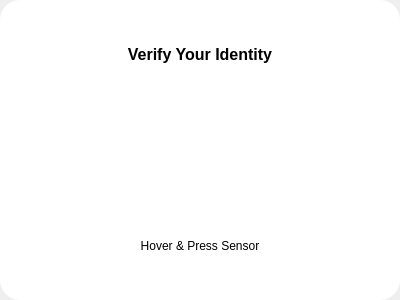
This is src/views/authenticate_views/fingerprint_view.ui in devforgely/MFA-Simulator as Qt 5 draws it before an edit. The edited form follows.
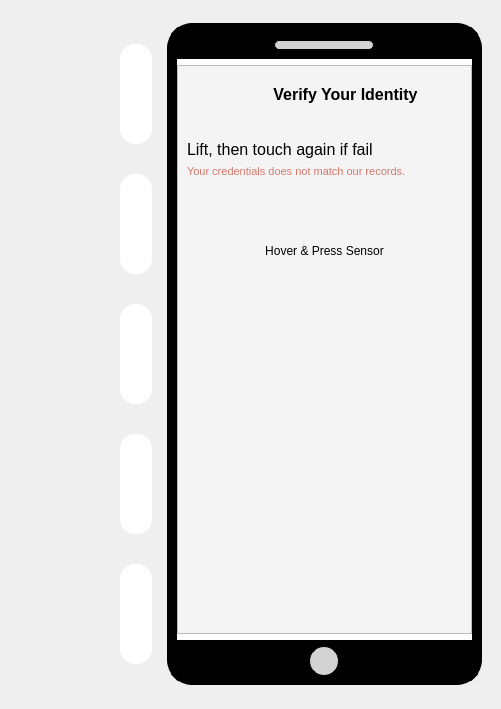
This is the edited form. Icons and pictures are not drawn. Custom widgets are drawn as their Qt base class.

Commit message: update picture password and fingerprint method

Patch:
```diff
--- a/src/views/authenticate_views/fingerprint_view.ui
+++ b/src/views/authenticate_views/fingerprint_view.ui
@@ -6,15 +6,15 @@
    <rect>
     <x>0</x>
     <y>0</y>
-    <width>400</width>
-    <height>300</height>
+    <width>501</width>
+    <height>709</height>
    </rect>
   </property>
-  <property name="maximumSize">
-   <size>
-    <width>400</width>
-    <height>300</height>
-   </size>
+  <property name="sizePolicy">
+   <sizepolicy hsizetype="Expanding" vsizetype="Expanding">
+    <horstretch>0</horstretch>
+    <verstretch>0</verstretch>
+   </sizepolicy>
   </property>
   <property name="windowTitle">
    <string>Form</string>
@@ -24,104 +24,504 @@
   </property>
   <property name="styleSheet">
    <string notr="true">#frame {
-	background-color: white;
-	border-radius: 20px;
+	background-color: #f4f4f4;
 }
 
-QPushButton {
+#title {
+	font-weight: bold;
+	font-size: 12pt;
+}
+
+#fingerprint_btn {
 	border: none;
 	margin: 20px 0px;
+}
+
+#finger_container QPushButton {
+	max-width: 80px;
+	height: 100px;
+	border: none;
+	background-color: #fff;
+	border-radius: 15%;
+}
+
+#finger_container QPushButton:checked {
+	border: 3px solid #4070f4;
+}
+
+#phone_frame {
+	border: 10px solid black;
+	border-radius: 25px;
+	background-color: white;
+}
+
+#phone_top, #phone_bottom {
+	background-color: black;
+}
+
+#phone_top_design {
+	background-color: lightgrey;
+	border: 1px solid;
+	border-radius: 5px;
+}
+
+#phone_bottom_design {
+	background-color: lightgrey;
+	border: 1px solid;
+	border-radius: 15px;
+}
+
+#warning_label {
+	color: #d5786c;
 }</string>
   </property>
-  <layout class="QVBoxLayout" name="verticalLayout">
-   <property name="spacing">
-    <number>0</number>
-   </property>
-   <property name="leftMargin">
-    <number>0</number>
-   </property>
-   <property name="topMargin">
-    <number>0</number>
-   </property>
-   <property name="rightMargin">
-    <number>0</number>
-   </property>
-   <property name="bottomMargin">
-    <number>0</number>
-   </property>
+  <layout class="QHBoxLayout" name="horizontalLayout_2">
    <item>
-    <widget class="QFrame" name="frame">
+    <widget class="QWidget" name="finger_container" native="true">
+     <property name="sizePolicy">
+      <sizepolicy hsizetype="Preferred" vsizetype="Maximum">
+       <horstretch>0</horstretch>
+       <verstretch>0</verstretch>
+      </sizepolicy>
+     </property>
+     <property name="minimumSize">
+      <size>
+       <width>150</width>
+       <height>0</height>
+      </size>
+     </property>
+     <property name="styleSheet">
+      <string notr="true"/>
+     </property>
+     <layout class="QVBoxLayout" name="verticalLayout">
+      <property name="spacing">
+       <number>30</number>
+      </property>
+      <item alignment="Qt::AlignRight">
+       <widget class="ShadowButton" name="fp3_btn">
+        <property name="cursor">
+         <cursorShape>PointingHandCursor</cursorShape>
+        </property>
+        <property name="text">
+         <string/>
+        </property>
+        <property name="icon">
+         <iconset>
+          <normaloff>../../data/fingerprints/fp1.png</normaloff>../../data/fingerprints/fp1.png</iconset>
+        </property>
+        <property name="iconSize">
+         <size>
+          <width>70</width>
+          <height>100</height>
+         </size>
+        </property>
+        <property name="checkable">
+         <bool>true</bool>
+        </property>
+       </widget>
+      </item>
+      <item alignment="Qt::AlignRight">
+       <widget class="ShadowButton" name="fp2_btn">
+        <property name="cursor">
+         <cursorShape>PointingHandCursor</cursorShape>
+        </property>
+        <property name="text">
+         <string/>
+        </property>
+        <property name="icon">
+         <iconset>
+          <normaloff>../../data/fingerprints/fp2.png</normaloff>../../data/fingerprints/fp2.png</iconset>
+        </property>
+        <property name="iconSize">
+         <size>
+          <width>70</width>
+          <height>100</height>
+         </size>
+        </property>
+        <property name="checkable">
+         <bool>true</bool>
+        </property>
+       </widget>
+      </item>
+      <item alignment="Qt::AlignRight">
+       <widget class="ShadowButton" name="fp1_btn">
+        <property name="cursor">
+         <cursorShape>PointingHandCursor</cursorShape>
+        </property>
+        <property name="text">
+         <string/>
+        </property>
+        <property name="icon">
+         <iconset>
+          <normaloff>../../data/fingerprints/fp3.png</normaloff>../../data/fingerprints/fp3.png</iconset>
+        </property>
+        <property name="iconSize">
+         <size>
+          <width>70</width>
+          <height>100</height>
+         </size>
+        </property>
+        <property name="checkable">
+         <bool>true</bool>
+        </property>
+       </widget>
+      </item>
+      <item alignment="Qt::AlignRight">
+       <widget class="ShadowButton" name="fp4_btn">
+        <property name="cursor">
+         <cursorShape>PointingHandCursor</cursorShape>
+        </property>
+        <property name="text">
+         <string/>
+        </property>
+        <property name="icon">
+         <iconset>
+          <normaloff>../../data/fingerprints/fp4.png</normaloff>../../data/fingerprints/fp4.png</iconset>
+        </property>
+        <property name="iconSize">
+         <size>
+          <width>70</width>
+          <height>100</height>
+         </size>
+        </property>
+        <property name="checkable">
+         <bool>true</bool>
+        </property>
+       </widget>
+      </item>
+      <item alignment="Qt::AlignRight">
+       <widget class="ShadowButton" name="fp5_btn">
+        <property name="cursor">
+         <cursorShape>PointingHandCursor</cursorShape>
+        </property>
+        <property name="text">
+         <string/>
+        </property>
+        <property name="icon">
+         <iconset>
+          <normaloff>../../data/fingerprints/fp5.png</normaloff>../../data/fingerprints/fp5.png</iconset>
+        </property>
+        <property name="iconSize">
+         <size>
+          <width>70</width>
+          <height>100</height>
+         </size>
+        </property>
+        <property name="checkable">
+         <bool>true</bool>
+        </property>
+       </widget>
+      </item>
+     </layout>
+    </widget>
+   </item>
+   <item>
+    <widget class="ShadowFrame" name="phone_frame">
+     <property name="minimumSize">
+      <size>
+       <width>315</width>
+       <height>500</height>
+      </size>
+     </property>
+     <property name="maximumSize">
+      <size>
+       <width>315</width>
+       <height>662</height>
+      </size>
+     </property>
      <property name="frameShape">
-      <enum>QFrame::StyledPanel</enum>
+      <enum>QFrame::NoFrame</enum>
      </property>
      <property name="frameShadow">
       <enum>QFrame::Raised</enum>
      </property>
      <layout class="QVBoxLayout" name="verticalLayout_2">
+      <property name="leftMargin">
+       <number>0</number>
+      </property>
+      <property name="topMargin">
+       <number>0</number>
+      </property>
+      <property name="rightMargin">
+       <number>0</number>
+      </property>
+      <property name="bottomMargin">
+       <number>0</number>
+      </property>
       <item>
-       <widget class="QLabel" name="label">
-        <property name="font">
-         <font>
-          <pointsize>12</pointsize>
-          <weight>75</weight>
-          <bold>true</bold>
-         </font>
-        </property>
-        <property name="text">
-         <string>Verify Your Identity</string>
-        </property>
-        <property name="alignment">
-         <set>Qt::AlignCenter</set>
-        </property>
-       </widget>
-      </item>
-      <item alignment="Qt::AlignHCenter">
-       <widget class="QPushButton" name="fingerprint_btn">
-        <property name="sizePolicy">
-         <sizepolicy hsizetype="Maximum" vsizetype="Maximum">
-          <horstretch>0</horstretch>
-          <verstretch>0</verstretch>
-         </sizepolicy>
-        </property>
+       <widget class="QWidget" name="phone_top" native="true">
         <property name="maximumSize">
          <size>
-          <width>100</width>
-          <height>200</height>
+          <width>16777215</width>
+          <height>30</height>
          </size>
         </property>
-        <property name="cursor">
-         <cursorShape>PointingHandCursor</cursorShape>
+        <layout class="QHBoxLayout" name="horizontalLayout_5">
+         <property name="leftMargin">
+          <number>0</number>
+         </property>
+         <property name="topMargin">
+          <number>7</number>
+         </property>
+         <property name="rightMargin">
+          <number>0</number>
+         </property>
+         <property name="bottomMargin">
+          <number>9</number>
+         </property>
+         <item>
+          <widget class="QLabel" name="phone_top_design">
+           <property name="sizePolicy">
+            <sizepolicy hsizetype="Preferred" vsizetype="Fixed">
+             <horstretch>0</horstretch>
+             <verstretch>0</verstretch>
+            </sizepolicy>
+           </property>
+           <property name="minimumSize">
+            <size>
+             <width>0</width>
+             <height>0</height>
+            </size>
+           </property>
+           <property name="maximumSize">
+            <size>
+             <width>100</width>
+             <height>10</height>
+            </size>
+           </property>
+           <property name="text">
+            <string/>
+           </property>
+          </widget>
+         </item>
+        </layout>
+       </widget>
+      </item>
+      <item>
+       <widget class="QFrame" name="frame">
+        <property name="frameShape">
+         <enum>QFrame::StyledPanel</enum>
         </property>
-        <property name="text">
-         <string/>
+        <property name="frameShadow">
+         <enum>QFrame::Raised</enum>
         </property>
-        <property name="icon">
-         <iconset>
-          <normaloff>../../resources/images/fp0.png</normaloff>../../resources/images/fp0.png</iconset>
-        </property>
-        <property name="iconSize">
-         <size>
-          <width>100</width>
-          <height>300</height>
-         </size>
-        </property>
+        <layout class="QVBoxLayout" name="verticalLayout_3">
+         <item>
+          <layout class="QHBoxLayout" name="horizontalLayout">
+           <property name="topMargin">
+            <number>10</number>
+           </property>
+           <property name="bottomMargin">
+            <number>30</number>
+           </property>
+           <item>
+            <widget class="QLabel" name="label_4">
+             <property name="maximumSize">
+              <size>
+               <width>36</width>
+               <height>36</height>
+              </size>
+             </property>
+             <property name="text">
+              <string/>
+             </property>
+             <property name="pixmap">
+              <pixmap>../../resources/icons/finger.svg</pixmap>
+             </property>
+             <property name="scaledContents">
+              <bool>true</bool>
+             </property>
+            </widget>
+           </item>
+           <item>
+            <widget class="QLabel" name="title">
+             <property name="text">
+              <string>Verify Your Identity</string>
+             </property>
+             <property name="alignment">
+              <set>Qt::AlignCenter</set>
+             </property>
+            </widget>
+           </item>
+          </layout>
+         </item>
+         <item>
+          <widget class="QLabel" name="short_instruction">
+           <property name="sizePolicy">
+            <sizepolicy hsizetype="Preferred" vsizetype="Maximum">
+             <horstretch>0</horstretch>
+             <verstretch>0</verstretch>
+            </sizepolicy>
+           </property>
+           <property name="styleSheet">
+            <string notr="true">font-size: 12pt;
+font-weight: 400;</string>
+           </property>
+           <property name="text">
+            <string>Lift, then touch again if fail</string>
+           </property>
+          </widget>
+         </item>
+         <item>
+          <widget class="QLabel" name="warning_label">
+           <property name="sizePolicy">
+            <sizepolicy hsizetype="Preferred" vsizetype="Maximum">
+             <horstretch>0</horstretch>
+             <verstretch>0</verstretch>
+            </sizepolicy>
+           </property>
+           <property name="styleSheet">
+            <string notr="true">font-size: 8pt;</string>
+           </property>
+           <property name="text">
+            <string>Your credentials does not match our records.</string>
+           </property>
+           <property name="wordWrap">
+            <bool>true</bool>
+           </property>
+          </widget>
+         </item>
+         <item alignment="Qt::AlignHCenter">
+          <widget class="QPushButton" name="fingerprint_btn">
+           <property name="sizePolicy">
+            <sizepolicy hsizetype="Maximum" vsizetype="Maximum">
+             <horstretch>0</horstretch>
+             <verstretch>0</verstretch>
+            </sizepolicy>
+           </property>
+           <property name="maximumSize">
+            <size>
+             <width>100</width>
+             <height>200</height>
+            </size>
+           </property>
+           <property name="cursor">
+            <cursorShape>PointingHandCursor</cursorShape>
+           </property>
+           <property name="autoFillBackground">
+            <bool>false</bool>
+           </property>
+           <property name="text">
+            <string/>
+           </property>
+           <property name="icon">
+            <iconset>
+             <normaloff>../../resources/images/fp0.png</normaloff>../../resources/images/fp0.png</iconset>
+           </property>
+           <property name="iconSize">
+            <size>
+             <width>100</width>
+             <height>300</height>
+            </size>
+           </property>
+          </widget>
+         </item>
+         <item alignment="Qt::AlignHCenter">
+          <widget class="QLabel" name="instruction_label">
+           <property name="text">
+            <string>Hover &amp; Press Sensor</string>
+           </property>
+           <property name="scaledContents">
+            <bool>true</bool>
+           </property>
+           <property name="alignment">
+            <set>Qt::AlignCenter</set>
+           </property>
+          </widget>
+         </item>
+         <item>
+          <spacer name="verticalSpacer">
+           <property name="orientation">
+            <enum>Qt::Vertical</enum>
+           </property>
+           <property name="sizeHint" stdset="0">
+            <size>
+             <width>20</width>
+             <height>157</height>
+            </size>
+           </property>
+          </spacer>
+         </item>
+        </layout>
        </widget>
       </item>
       <item>
-       <widget class="QLabel" name="instruction_label">
-        <property name="text">
-         <string>Hover &amp; Press Sensor</string>
+       <widget class="QWidget" name="phone_bottom" native="true">
+        <property name="maximumSize">
+         <size>
+          <width>16777215</width>
+          <height>35</height>
+         </size>
         </property>
-        <property name="alignment">
-         <set>Qt::AlignCenter</set>
-        </property>
+        <layout class="QHBoxLayout" name="horizontalLayout_6">
+         <property name="spacing">
+          <number>0</number>
+         </property>
+         <property name="leftMargin">
+          <number>0</number>
+         </property>
+         <property name="topMargin">
+          <number>6</number>
+         </property>
+         <property name="rightMargin">
+          <number>0</number>
+         </property>
+         <property name="bottomMargin">
+          <number>0</number>
+         </property>
+         <item>
+          <widget class="QLabel" name="phone_bottom_design">
+           <property name="sizePolicy">
+            <sizepolicy hsizetype="Fixed" vsizetype="Fixed">
+             <horstretch>0</horstretch>
+             <verstretch>0</verstretch>
+            </sizepolicy>
+           </property>
+           <property name="minimumSize">
+            <size>
+             <width>30</width>
+             <height>30</height>
+            </size>
+           </property>
+           <property name="text">
+            <string/>
+           </property>
+          </widget>
+         </item>
+        </layout>
        </widget>
       </item>
      </layout>
     </widget>
    </item>
+   <item>
+    <spacer name="horizontalSpacer">
+     <property name="orientation">
+      <enum>Qt::Horizontal</enum>
+     </property>
+     <property name="sizeHint" stdset="0">
+      <size>
+       <width>40</width>
+       <height>20</height>
+      </size>
+     </property>
+    </spacer>
+   </item>
   </layout>
  </widget>
+ <customwidgets>
+  <customwidget>
+   <class>ShadowFrame</class>
+   <extends>QFrame</extends>
+   <header location="global">widgets/shadow.h</header>
+   <container>1</container>
+  </customwidget>
+  <customwidget>
+   <class>ShadowButton</class>
+   <extends>QPushButton</extends>
+   <header location="global">widgets/shadow.h</header>
+  </customwidget>
+ </customwidgets>
  <resources/>
  <connections/>
 </ui>
```
The commit also changes 20 other files.
